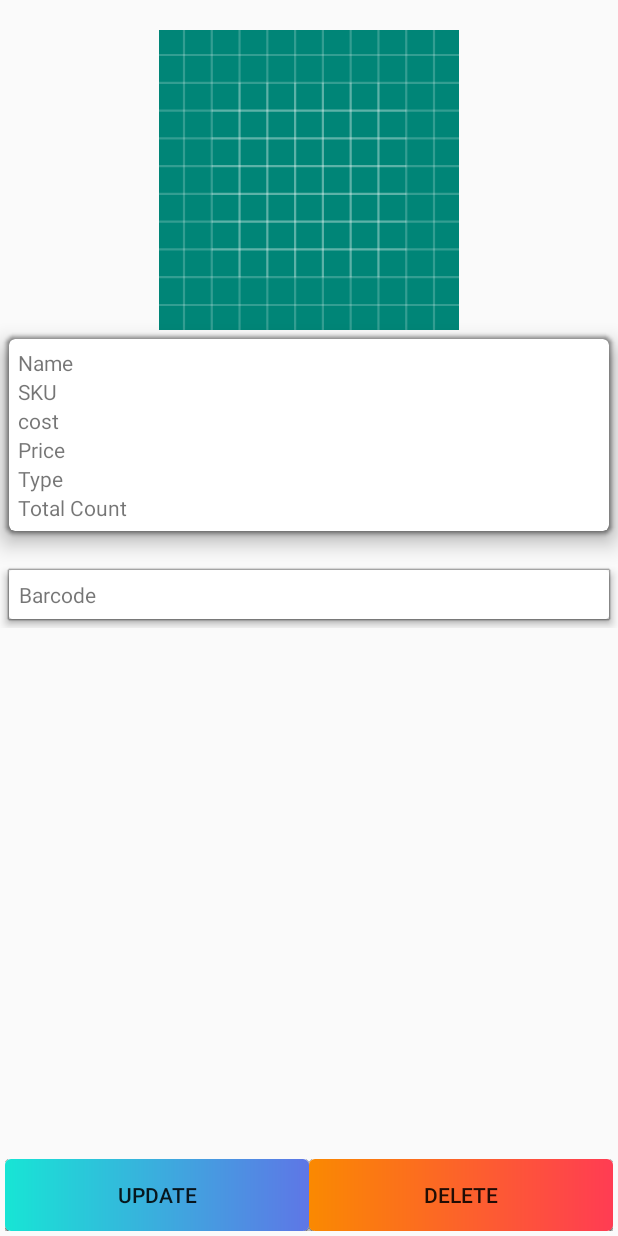
After one commit to mayankkanela/InventoryApp, an Android app: the ExpandedItemView screen opened directly, with no data from a screen before it, on a phone screen of 412 x 824 dp. The commit adds this screen. Run offline under Robolectric (Android 15) with nearby library versions, the phone set to English and light mode, and no system bars; our stand-ins replace Firebase (no records; nobody signed in at launch, a user with empty details on screens opened directly); 4 statements that could not run were skipped.

Commit message:
first commit

```diff
--- a/app/build.gradle
+++ b/app/build.gradle
@@ -33,7 +33,7 @@ dependencies {
     androidTestImplementation 'androidx.test:runner:1.1.0'
     androidTestImplementation 'androidx.test.espresso:espresso-core:3.1.0'
     implementation 'com.google.android.material:material:1.0.0'
-    implementation 'com.google.firebase:firebase-firestore:20.0.0'
+    implementation 'com.google.firebase:firebase-firestore:20.1.0'
     implementation 'com.google.firebase:firebase-database:18.0.0'
     implementation 'androidx.recyclerview:recyclerview:1.0.0'
     implementation 'com.google.firebase:firebase-storage:18.0.0'
--- a/app/src/main/AndroidManifest.xml
+++ b/app/src/main/AndroidManifest.xml
@@ -17,7 +17,8 @@
         android:roundIcon="@mipmap/ic_launcher_round"
         android:supportsRtl="true"
         android:theme="@style/AppTheme">
-        <activity android:name=".StockCheck"></activity>
+        <activity android:name=".ExpandedItemView"></activity>
+        <activity android:name=".StockCheck" />
         <activity android:name=".VendorView" />
         <activity android:name=".AddStock" />
         <activity android:name=".ItemView" />
@@ -29,7 +30,7 @@
             </intent-filter>
         </activity>
         <activity android:name=".LoginActivity" />
-        <activity android:name=".AddInventory" />
+        <activity android:name=".AddUpdateItems" />
         <activity
             android:name="com.journeyapps.barcodescanner.CaptureActivity"
             android:screenOrientation="portrait"
--- /dev/null
+++ b/app/src/main/java/com/mayank/inventory/ExpandedItemView.java
@@ -0,0 +1,180 @@
+package com.mayank.inventory;
+
+import androidx.annotation.NonNull;
+import androidx.appcompat.app.AlertDialog;
+import androidx.appcompat.app.AppCompatActivity;
+
+import android.content.DialogInterface;
+import android.content.Intent;
+import android.os.Bundle;
+import android.text.TextUtils;
+import android.util.Log;
+import android.view.View;
+import android.view.ViewGroup;
+import android.widget.Button;
+import android.widget.ImageView;
+import android.widget.LinearLayout;
+import android.widget.TextView;
+
+import com.bumptech.glide.Glide;
+import com.google.android.gms.tasks.OnCompleteListener;
+import com.google.android.gms.tasks.OnFailureListener;
+import com.google.android.gms.tasks.OnSuccessListener;
+import com.google.android.gms.tasks.Task;
+import com.google.firebase.firestore.CollectionReference;
+import com.google.firebase.firestore.FirebaseFirestore;
+import com.google.firebase.firestore.QueryDocumentSnapshot;
+import com.google.firebase.firestore.QuerySnapshot;
+
+public class ExpandedItemView extends AppCompatActivity {
+    private Intent intent;
+    private ItemModel itemModel;
+    private Button update;
+    private Button delete;
+    private TextView tvName;
+    private TextView tvSku;
+    private TextView tvType;
+    private TextView tvPrice;
+    private TextView tvCost;
+    private Item item;
+    private TextView tvTotalCount;
+    private ImageView pic;
+    TextView temp;
+    AlertDialog.Builder alertDialogbuilder;
+    private FirebaseFirestore db;
+    private LinearLayout linearLayout;
+
+    @Override
+    protected void onCreate(Bundle savedInstanceState) {
+        super.onCreate(savedInstanceState);
+        setContentView(R.layout.expanded_item_view);
+        initViews();
+        initData();
+        initListener();
+        if(itemModel.getImageUrl()!=null|| !TextUtils.isEmpty(itemModel.getImageUrl()))
+        Glide.with(this).load(itemModel.getImageUrl()).into(pic);
+
+
+        Log.e("karman", "sku : " +itemModel.getSKU());
+
+        db.collection("Stock")
+         .whereEqualTo("SKU",itemModel.getType())
+                .get()
+                .addOnCompleteListener(new OnCompleteListener<QuerySnapshot>() {
+                    @Override
+                    public void onComplete(@NonNull Task<QuerySnapshot> task) {
+                            if(task.isSuccessful())
+                            {
+                            try {
+                                if (!task.getResult().isEmpty()) {
+                                    for(QueryDocumentSnapshot queryDocumentSnapshot : task.getResult()) {
+                                        temp.setLayoutParams(new ViewGroup.LayoutParams(ViewGroup.LayoutParams.WRAP_CONTENT,
+                                                ViewGroup.LayoutParams.WRAP_CONTENT));
+                                        temp.setText(queryDocumentSnapshot.getData().get("Barcode").toString());
+                                        ExpandedItemView.this.linearLayout.addView(temp);
+                                    }
+                                }
+                            }catch (Exception e)
+                            {
+                                e.printStackTrace();
+                            }
+                        }
+                        else
+                        {
+                            Log.i("Mayank","Fetch Bcode Failed");
+                        }
+                    }
+                }).addOnFailureListener(new OnFailureListener() {
+            @Override
+            public void onFailure(@NonNull Exception e) {
+                Log.i("Mayank","Failed to get Barcode");
+            }
+        });
+          }
+
+    private void initListener() {
+        update.setOnClickListener(new View.OnClickListener() {
+            @Override
+            public void onClick(View view) {
+                Intent intent=new Intent(ExpandedItemView.this, AddUpdateItems.class);
+                intent.putExtra("UPDATE_FLAG",true);
+                intent.putExtra("ItemToUpdate",itemModel);
+                startActivity(intent);
+
+
+            }
+        });
+        delete.setOnClickListener(new View.OnClickListener() {
+            @Override
+            public void onClick(View view) {
+                alertDialogbuilder.create();
+                alertDialogbuilder.show();
+
+            }
+        });
+
+     }
+
+    private void initData() {
+    intent=getIntent();
+        itemModel=intent.getExtras().getParcelable("Item");
+        try {
+            tvName.setText(itemModel.getName());
+            tvType.setText(itemModel.getSKU());
+            tvSku.setText(itemModel.getType());
+            tvTotalCount.setText(itemModel.getCount().toString());
+            tvPrice.setText(itemModel.getPrice().toString());
+            tvCost.setText(itemModel.getCost().toString());
+        }catch (Exception e)
+        {e.printStackTrace();}
+
+
+        db=FirebaseFirestore.getInstance();
+        alertDialogbuilder=new AlertDialog.Builder(ExpandedItemView.this);
+        alertDialogbuilder.setTitle("Attention! Deleting Item will completely delete the Item and its Stocks");
+        alertDialogbuilder.setPositiveButton("YES", new DialogInterface.OnClickListener() {
+            @Override
+            public void onClick(DialogInterface dialogInterface, final int i) {
+                CollectionReference collectionReference=db.collection("Items");
+                collectionReference.whereEqualTo("SKU",itemModel.getSKU())
+                        .get().addOnSuccessListener(new OnSuccessListener<QuerySnapshot>() {
+                    @Override
+                    public void onSuccess(QuerySnapshot queryDocumentSnapshots) {
+                        String docName;
+                        docName=queryDocumentSnapshots.getDocuments().toString();
+                        item.deleteItem(docName);
+                        intent.setClass(ExpandedItemView.this,ItemView.class);
+                        startActivity(intent);
+                        finish();
+                    }
+                }).addOnFailureListener(new OnFailureListener() {
+                    @Override
+                    public void onFailure(@NonNull Exception e) {
+                   Log.i("Mayank","Error failed to delete!");
+                    }
+                });
+
+            }
+        }).setNegativeButton("CANCEL", new DialogInterface.OnClickListener() {
+            @Override
+            public void onClick(DialogInterface dialogInterface, int i) {
+                dialogInterface.cancel();
+            }
+        });
+
+}
+
+    private void initViews() {
+     tvName=findViewById(R.id.tvName);
+     tvSku=findViewById(R.id.tvSKU);
+     tvType=findViewById(R.id.tvType);
+     tvCost=findViewById(R.id.tvCost);
+     tvPrice=findViewById(R.id.tvPrice);
+     tvTotalCount=findViewById(R.id.tvCount);
+     delete=findViewById(R.id.btDelete);
+     update=findViewById(R.id.btUpdate);
+     pic=findViewById(R.id.imgItem);
+     item=new Item();
+     linearLayout=findViewById(R.id.linearLayout);
+    }
+}
--- a/app/src/main/res/drawable/ic_arrow_back.xml
+++ b/app/src/main/res/drawable/ic_arrow_back.xml
@@ -1,7 +1,7 @@
 <vector android:height="20dp"
     android:viewportHeight="24.0"
     android:viewportWidth="24.0"
-    android:width="24dp"
+    android:width="20dp"
     xmlns:android="http://schemas.android.com/apk/res/android">
     <path android:fillColor="#ede4fe" android:pathData="M20,11H7.83l5.59,-5.59L12,4l-8,8 8,8 1.41,-1.41L7.83,13H20v-2z"/>
 </vector>
--- a/app/src/main/res/layout/add_inventory.xml
+++ b/app/src/main/res/layout/add_inventory.xml
@@ -4,7 +4,7 @@
     xmlns:tools="http://schemas.android.com/tools"
     android:layout_width="match_parent"
     android:layout_height="match_parent"
-    tools:context=".AddInventory">
+    tools:context=".AddUpdateItems">
 
 
     <androidx.cardview.widget.CardView
@@ -25,8 +25,8 @@
             android:padding="20dp">
 
             <ImageView
-                android:layout_width="wrap_content"
-                android:layout_height="wrap_content"
+                android:layout_width="100dp"
+                android:layout_height="100dp"
                 android:id="@+id/itemImageAdi"
                 android:layout_centerHorizontal="true"
                 android:layout_margin="8dp"/>
--- /dev/null
+++ b/app/src/main/res/layout/expanded_item_view.xml
@@ -0,0 +1,115 @@
+<?xml version="1.0" encoding="utf-8"?>
+<androidx.constraintlayout.widget.ConstraintLayout xmlns:android="http://schemas.android.com/apk/res/android"
+    xmlns:app="http://schemas.android.com/apk/res-auto"
+    xmlns:tools="http://schemas.android.com/tools"
+    android:layout_width="match_parent"
+    android:layout_height="match_parent"
+    tools:context=".ExpandedItemView">
+
+    <androidx.appcompat.widget.AppCompatImageView
+        android:id="@+id/imgItem"
+        android:layout_width="200dp"
+        android:layout_height="200dp"
+        android:layout_marginTop="20dp"
+        android:background="@drawable/ic_launcher_background"
+        app:layout_constraintEnd_toEndOf="parent"
+        app:layout_constraintHorizontal_bias="0.5"
+        app:layout_constraintStart_toStartOf="parent"
+        app:layout_constraintTop_toTopOf="parent" />
+    <androidx.cardview.widget.CardView
+        android:layout_width="match_parent"
+        android:layout_height="wrap_content"
+        android:layout_margin="6dp"
+        app:cardElevation="10dp"
+        android:id="@+id/expvCard"
+        app:cardCornerRadius="4dp"
+        app:layout_constraintTop_toBottomOf="@+id/imgItem">
+    <LinearLayout
+        android:layout_width="match_parent"
+        android:orientation="vertical"
+        android:padding="6dp"
+        android:layout_height="wrap_content">
+       <TextView
+           android:layout_width="match_parent"
+           android:layout_height="wrap_content"
+           android:id="@+id/tvName"
+           android:text="Name"/>
+        <TextView
+            android:layout_width="match_parent"
+            android:layout_height="wrap_content"
+            android:id="@+id/tvSKU"
+            android:text="SKU"/>
+        <TextView
+            android:layout_width="match_parent"
+            android:layout_height="wrap_content"
+            android:text="cost"
+            android:id="@+id/tvCost"
+            />
+        <TextView
+            android:layout_width="match_parent"
+            android:layout_height="wrap_content"
+            android:text="Price"
+            android:id="@+id/tvPrice"/>
+        <TextView
+            android:layout_width="match_parent"
+            android:layout_height="wrap_content"
+            android:text="Type"
+            android:id="@+id/tvType"/>
+        <TextView
+            android:layout_width="match_parent"
+            android:layout_height="wrap_content"
+            android:text="Total Count"
+            android:id="@+id/tvCount"/>
+    </LinearLayout>
+    </androidx.cardview.widget.CardView>
+
+    <androidx.core.widget.NestedScrollView
+        android:layout_width="match_parent"
+        android:layout_height="wrap_content"
+        android:layout_marginTop="20dp"
+        android:layout_marginBottom="40dp"
+        app:layout_constraintTop_toBottomOf="@+id/expvCard"
+        tools:layout_editor_absoluteX="0dp">
+        <androidx.cardview.widget.CardView
+            android:layout_width="match_parent"
+            android:layout_margin="6dp"
+            app:cardElevation="4dp"
+            android:layout_height="wrap_content">
+        <LinearLayout
+           android:layout_width="match_parent"
+            android:id="@+id/linearLayout"
+            android:orientation="vertical"
+           android:layout_height="wrap_content"
+            android:padding="3dp">
+           <TextView
+               android:layout_width="match_parent"
+               android:layout_height="match_parent"
+               android:text="Barcode"
+               android:padding="3dp"/>
+        </LinearLayout>
+        </androidx.cardview.widget.CardView>
+    </androidx.core.widget.NestedScrollView>
+   <LinearLayout
+       android:layout_width="match_parent"
+       android:layout_height="wrap_content"
+       android:orientation="horizontal"
+       android:padding="3dp"
+       android:weightSum="2"
+       android:gravity="center_horizontal"
+       app:layout_constraintBottom_toBottomOf="parent">
+    <Button
+        android:layout_width="0dp"
+        android:layout_weight="1"
+        android:text="Update"
+        android:id="@+id/btUpdate"
+        android:background="@drawable/button_background"
+        android:layout_height="wrap_content"/>
+       <Button
+           android:layout_width="0dp"
+            android:layout_weight="1"
+           android:text="Delete"
+           android:id="@+id/btDelete"
+           android:layout_height="wrap_content"
+           android:background="@drawable/delete_button_background"/>
+   </LinearLayout>
+</androidx.constraintlayout.widget.ConstraintLayout>
--- a/app/src/main/res/values/colors.xml
+++ b/app/src/main/res/values/colors.xml
@@ -1,8 +1,8 @@
 <?xml version="1.0" encoding="utf-8"?>
 <resources>
-    <color name="colorPrimary">#C800574B</color>
+    <color name="colorPrimary">#008577</color>
     <color name="colorPrimaryDark">#00574B</color>
-    <color name="colorAccent">#FF150D</color>
+    <color name="colorAccent">#D81B60</color>
     <color name="cardBg">#FFFFFF</color>
     <color name="textColor">#000000</color>
 
--- a/build.gradle
+++ b/build.gradle
@@ -7,7 +7,7 @@ buildscript {
         jcenter()
     }
     dependencies {
-        classpath 'com.android.tools.build:gradle:3.4.1'
+        classpath 'com.android.tools.build:gradle:3.4.2'
         classpath 'com.google.gms:google-services:4.2.0'
 
         // NOTE: Do not place your application dependencies here; they belong
```
Also changed, not shown: app/src/main/java/com/mayank/inventory/AddUpdateItems.java (renamed from app/src/main/java/com/mayank/inventory/AddInventory.java, +85 -21 lines), app/src/main/java/com/mayank/inventory/Item.java (+33 -2 lines), app/src/main/java/com/mayank/inventory/ItemModel.java (+109 -5 lines), app/src/main/java/com/mayank/inventory/ItemView.java (+7 -22 lines), app/src/main/java/com/mayank/inventory/ItemViewRecyclerViewAdapter.java (+21 -8 lines), app/src/main/java/com/mayank/inventory/LoginActivity.java (+5 -4 lines), app/src/main/java/com/mayank/inventory/MainActivity.java (+6 -7 lines), app/src/main/res/layout/list_item_view.xml (+3 -6 lines), app/src/main/res/layout/toolbar_main.xml (deleted, +0 -26 lines).
